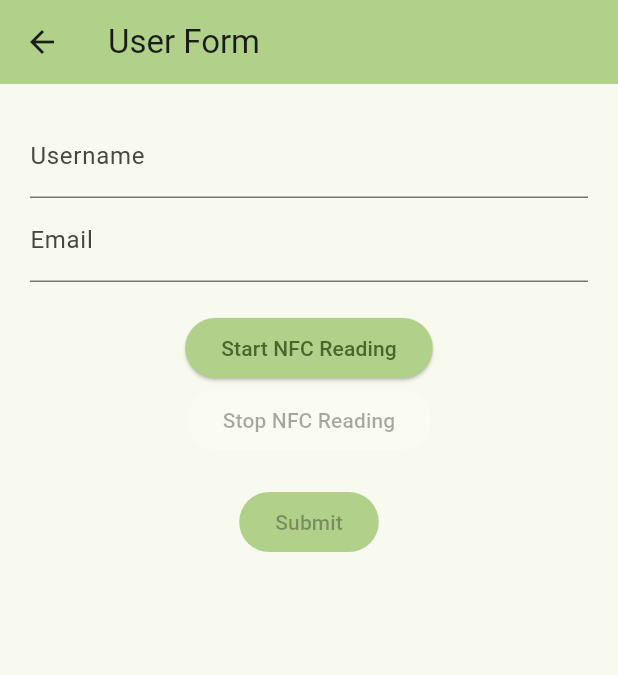
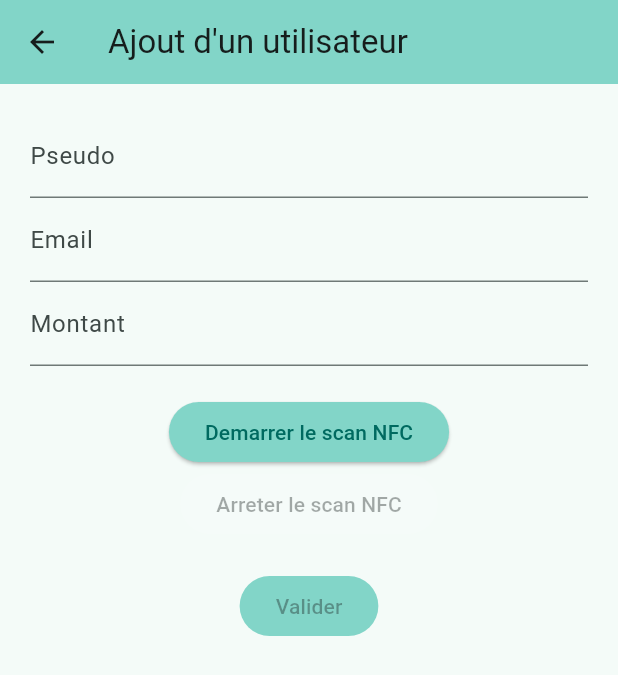
Before and after one commit to Faboo21/turbo_market, a Flutter app: the UserFormPage screen opened by its route, on a phone screen of 412 x 824 dp. Shown: the top 675 px of the screen. Run offline on Flutter 3.47's test engine with Material 3 defaults, Android fonts, the phone set to English and light mode, and no system bars; our stand-ins replace shared_preferences; missing offline and left inert: nfc_manager; accounts and stored records are empty; network calls fail; statements that could not run were skipped.

Commit message:
Choix jeu + ajout user terminé

```diff
--- a/lib/pages/ajout_membre.dart
+++ b/lib/pages/ajout_membre_page.dart
@@ -13,6 +13,7 @@
   final GlobalKey<FormState> _formKey = GlobalKey<FormState>();
   final TextEditingController _usernameController = TextEditingController();
   final TextEditingController _emailController = TextEditingController();
+  final TextEditingController _montantController = TextEditingController();
   String? scannedNfcId;
   bool isScanning = false;
 
@@ -20,36 +21,35 @@
   Widget build(BuildContext context) {
     return Scaffold(
       appBar: AppBar(
-        title: const Text('User Form'),
+        title: const Text('Ajout d\'un utilisateur'),
         backgroundColor: Theme.of(context).colorScheme.inversePrimary,
       ),
       body: Padding(
         padding: const EdgeInsets.all(20.0),
         child: Form(
           key: _formKey,
-          child: Column(
-            crossAxisAlignment: CrossAxisAlignment.start,
+          child: ListView(
             children: <Widget>[
               TextFormField(
                 controller: _usernameController,
                 validator: (value) {
                   if (value!.isEmpty) {
-                    return 'Please enter username';
+                    return 'Merci d\'entrer un pseudo';
                   }
                   return null;
                 },
                 decoration: const InputDecoration(
-                  labelText: 'Username',
+                  labelText: 'Pseudo',
                 ),
               ),
               TextFormField(
                 controller: _emailController,
                 validator: (value) {
                   if (value!.isEmpty) {
-                    return 'Please enter email';
+                    return 'Merci d\'entrer un email';
                   }
                   if (!value.contains('@')) {
-                    return 'Please enter a valid email';
+                    return 'Merci d\'entrer un email valide';
                   }
                   return null;
                 },
@@ -58,36 +58,62 @@
                   labelText: 'Email',
                 ),
               ),
+              TextFormField(
+                controller: _montantController,
+                validator: (value) {
+                  if (value!.isEmpty) {
+                    return 'Merci d\'entrer une valeur positive';
+                  }
+                  if (int.tryParse(value) == null || int.parse(value) <= 0) {
+                    return 'Merci d\'entrer un entier positive';
+                  }
+                  return null;
+                },
+                keyboardType: TextInputType.number,
+                decoration: const InputDecoration(
+                  labelText: 'Montant',
+                ),
+              ),
               Center (child:
                 Column (children: [
                   const SizedBox(height: 20),
                   if (scannedNfcId != null)
-                    Text('Scanned NFC ID: $scannedNfcId'),
+                    Text('NFC ID: $scannedNfcId'),
                   ElevatedButton(
                     onPressed: isScanning ? null : _startNFCReading,
                     style: ButtonStyle(
                         backgroundColor: MaterialStatePropertyAll<Color>(
                             !isScanning ? Theme.of(context).colorScheme.inversePrimary : Colors.white10)),
-                    child: const Text('Start NFC Reading'),
+                    child: const Text('Demarrer le scan NFC'),
                   ),
                   ElevatedButton(
                     onPressed: isScanning ? _stopNFCReading : null,
                     style: ButtonStyle(
                         backgroundColor: MaterialStatePropertyAll<Color>(
                             isScanning ? Theme.of(context).colorScheme.inversePrimary : Colors.white10)),
-                    child: const Text('Stop NFC Reading'),
+                    child: const Text('Arreter le scan NFC'),
                   ),
                   const SizedBox(height: 20),
                   ElevatedButton(
-                    onPressed: _usernameController.text != "" && _emailController.text != "" && scannedNfcId != null ? () {
+                    onPressed: _usernameController.text != "" && _emailController.text != "" && _montantController.text != "" && scannedNfcId != null ? () async {
                       if (_formKey.currentState!.validate() && scannedNfcId != null) {
                         String username = _usernameController.text;
                         String email = _emailController.text;
-                        insertUser(username, email, scannedNfcId!);
+                        int montant = int.parse(_montantController.text);
+                        if (await insertUser(username, email, scannedNfcId!, montant)){
+                          ScaffoldMessenger.of(context).showSnackBar(const SnackBar(
+                            content: Text("Utilisateur ajouté"),
+                          ));
+                          Navigator.pop(context);
+                        }else {
+                          ScaffoldMessenger.of(context).showSnackBar(const SnackBar(
+                            content: Text("Probleme d'insertion : un des paramettres n'est pas unique"),
+                          ));
+                        }
                       }
                     } : null,
                     style: ButtonStyle(backgroundColor: MaterialStatePropertyAll<Color>(Theme.of(context).colorScheme.inversePrimary)),
-                    child: const Text('Submit'),
+                    child: const Text("Valider"),
                   ),
                 ])
               )
@@ -99,13 +125,11 @@
   }
   void _startNFCReading() async {
     try {
-      setState(() {
-        isScanning = true;
-      });
-
       bool isAvailable = await NfcManager.instance.isAvailable();
-
       if (isAvailable) {
+        setState(() {
+          isScanning = true;
+        });
         NfcManager.instance.startSession(
           onDiscovered: (NfcTag tag) async {
             List<int>? identifier = tag.data['nfca']?['identifier'];
@@ -120,17 +144,20 @@
           },
         );
       } else {
-        debugPrint('NFC not available.');
+        ScaffoldMessenger.of(context).showSnackBar(const SnackBar(
+          content: Text("NFC non disponible"),
+        ));
       }
     } catch (e) {
-      debugPrint('Error reading NFC: $e');
+      ScaffoldMessenger.of(context).showSnackBar(const SnackBar(
+        content: Text("Erreur de lecture NFC"),
+      ));
     }
   }
 
   void _stopNFCReading() {
     setState(() {
       isScanning = false;
-      scannedNfcId = null;
     });
 
     NfcManager.instance.stopSession();
--- a/lib/pages/connexion_page.dart
+++ b/lib/pages/connexion_page.dart
@@ -71,7 +71,10 @@
                       SharedPreferences prefs = await SharedPreferences.getInstance();
                       prefs.setInt("tea_id",selectedButtonIndex + 1);
                       prefs.setString("date",DateTime.now().toString());
-                      Navigator.pushNamed(currentContext, '/scan');
+                      if (selectedButtonIndex + 1 == 3)
+                        Navigator.pushNamed(currentContext, '/choixGames');
+                      else
+                        Navigator.pushNamed(currentContext, '/home');
                     } else {
                       showDialog(
                         context: currentContext,
--- a/lib/private/config.dart
+++ b/lib/private/config.dart
@@ -1,3 +1,4 @@
 class AppConfig {
   static const String apiKey = "a3fe93b0-4c34-415d-911f-f7a9aff62bac";
+  static int taux = 10000;
 }
--- a/lib/router/route_generator.dart
+++ b/lib/router/route_generator.dart
@@ -1,6 +1,7 @@
 import 'package:flutter/material.dart';
-import 'package:turbo_market/Pages/scan_page.dart';
-import 'package:turbo_market/pages/ajout_membre.dart';
+import 'package:turbo_market/Pages/home_page.dart';
+import 'package:turbo_market/pages/ajout_membre_page.dart';
+import 'package:turbo_market/pages/choix_jeu_page.dart';
 import '../Pages/connexion_page.dart';
 
 class RouteGenerator {
@@ -12,6 +13,8 @@
         return MaterialPageRoute(builder: (context) => const ScanPage());
       case '/ajout_user' :
         return MaterialPageRoute(builder: (context) => const UserFormPage());
+      case '/choixGames' :
+        return MaterialPageRoute(builder: (context) => const GameChoicePage());
       default :
         return MaterialPageRoute(builder: (context) =>
             Scaffold(
```
Also changed, not shown: lib/api/api_request.dart (+50 -5 lines), lib/main.dart (+5 -2 lines), lib/pages/choix_jeu_page.dart (added, +54 -0 lines), lib/pages/home_page.dart (renamed from lib/pages/scan_page.dart, +39 -12 lines), lib/type/game.dart (added, +25 -0 lines).
